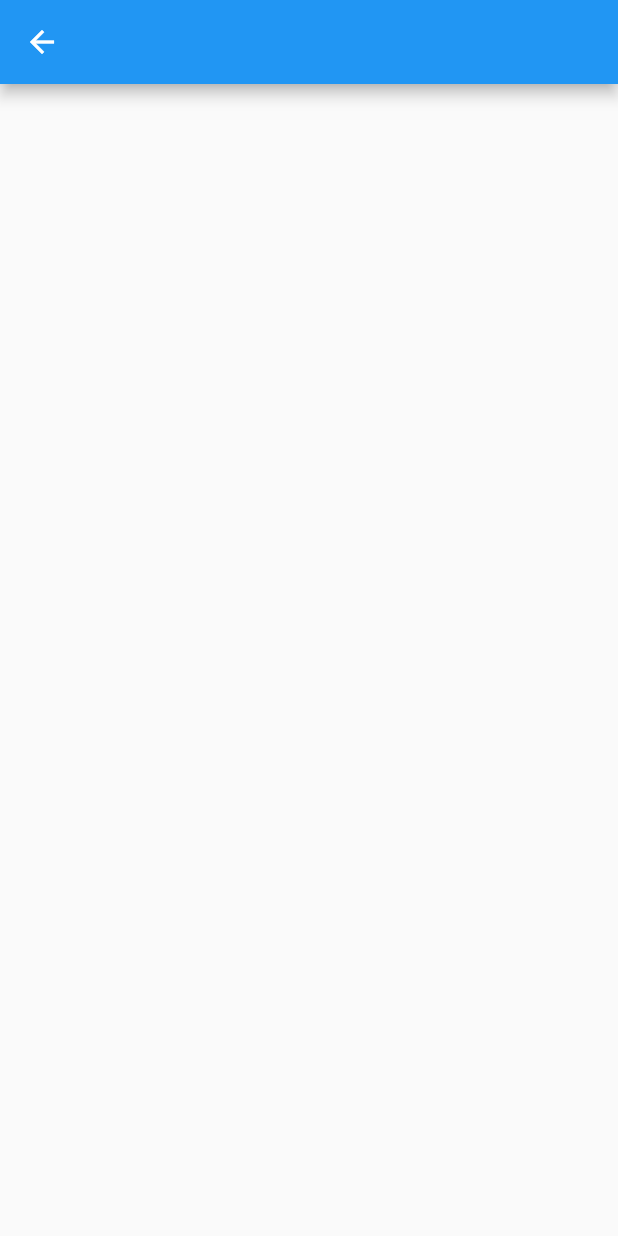
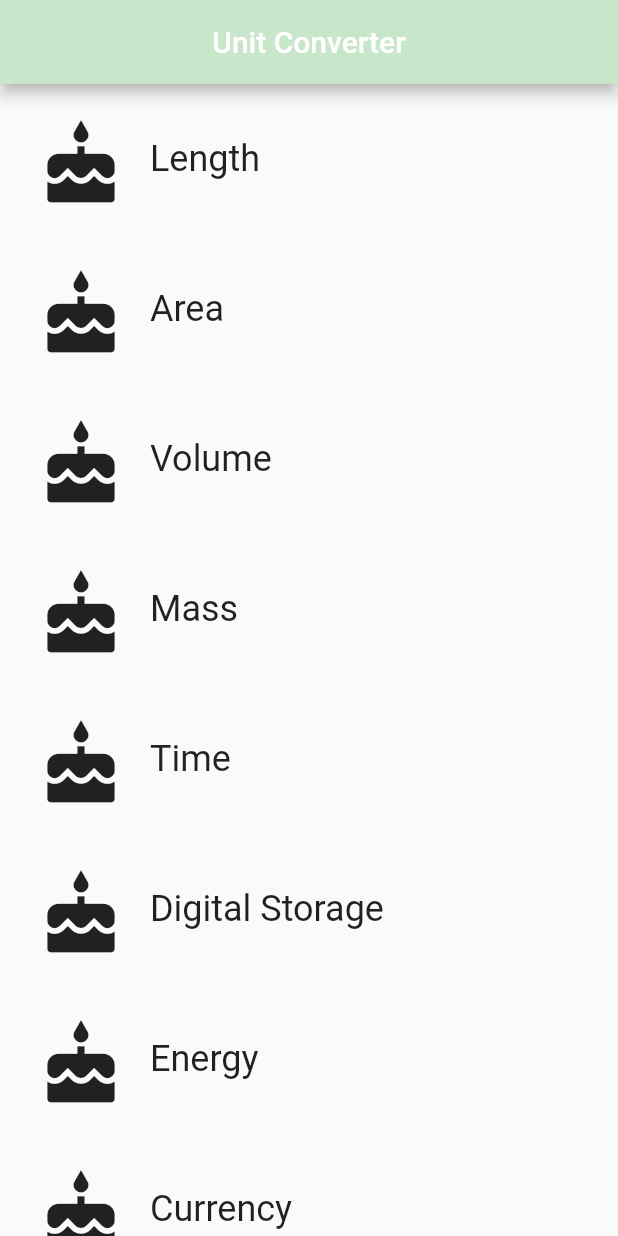
Before and after one commit to hysa/udacity-flutter, a Flutter app: the CategoryRoute screen opened directly, on a phone screen of 412 x 824 dp. Run offline on Flutter 3.47's test engine with Material 2 defaults, Android fonts, the phone set to English and light mode, and no system bars.

Commit message:
[task_03_category_route] 回答

```diff
--- a/task_03_category_route/lib/category_route.dart
+++ b/task_03_category_route/lib/category_route.dart
@@ -3,10 +3,9 @@
 // found in the LICENSE file.
 
 import 'package:flutter/material.dart';
+import 'package:task_03_category_route/category.dart';
 
-// TODO: Check if we need to import anything
-
-// TODO: Define any constants
+final _backgroundColor = Colors.green[100];
 
 /// Category Route (screen).
 ///
@@ -42,15 +41,25 @@ class CategoryRoute extends StatelessWidget {
 
   @override
   Widget build(BuildContext context) {
-    // TODO: Create a list of the eight Categories, using the names and colors
-    // from above. Use a placeholder icon, such as `Icons.cake` for each
-    // Category. We'll add custom icons later.
+    final categories = <Category>[];
 
-    // TODO: Create a list view of the Categories
-    final listView = Container();
+    for (var i = 0; i < _categoryNames.length; i++) {
+      categories.add(Category(
+          name: _categoryNames[i],
+          color: _baseColors[i],
+          iconLocation: Icons.cake));
+    }
 
-    // TODO: Create an App Bar
-    final appBar = AppBar();
+    final listView = ListView.builder(
+      itemBuilder: (BuildContext context, int index) => categories[index],
+      itemCount: categories.length,
+    );
+
+    final appBar = AppBar(
+      title: Text("Unit Converter"),
+      centerTitle: true,
+      backgroundColor: _backgroundColor,
+    );
 
     return Scaffold(
       appBar: appBar,
--- a/task_03_category_route/lib/main.dart
+++ b/task_03_category_route/lib/main.dart
@@ -4,6 +4,7 @@
 
 // You can read about packages here: https://flutter.io/using-packages/
 import 'package:flutter/material.dart';
+import 'package:task_03_category_route/category_route.dart';
 
 // TODO: Import the CategoryRoute widget
 
@@ -23,7 +24,7 @@ class UnitConverterApp extends StatelessWidget {
       title: 'Unit Converter',
       // TODO: Instead of pointing to exactly 1 Category widget,
       // our home should now point to an instance of the CategoryRoute widget.
-      home: Container(),
+      home: CategoryRoute(),
     );
   }
 }
```
Also changed, not shown: 1 other file.
